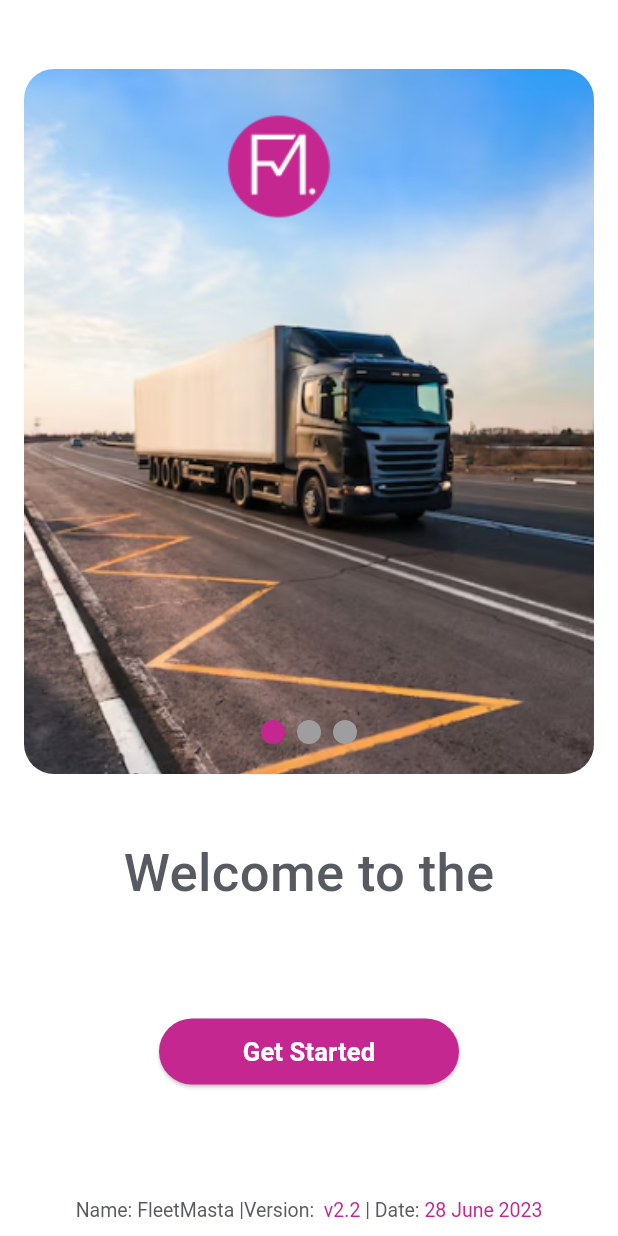
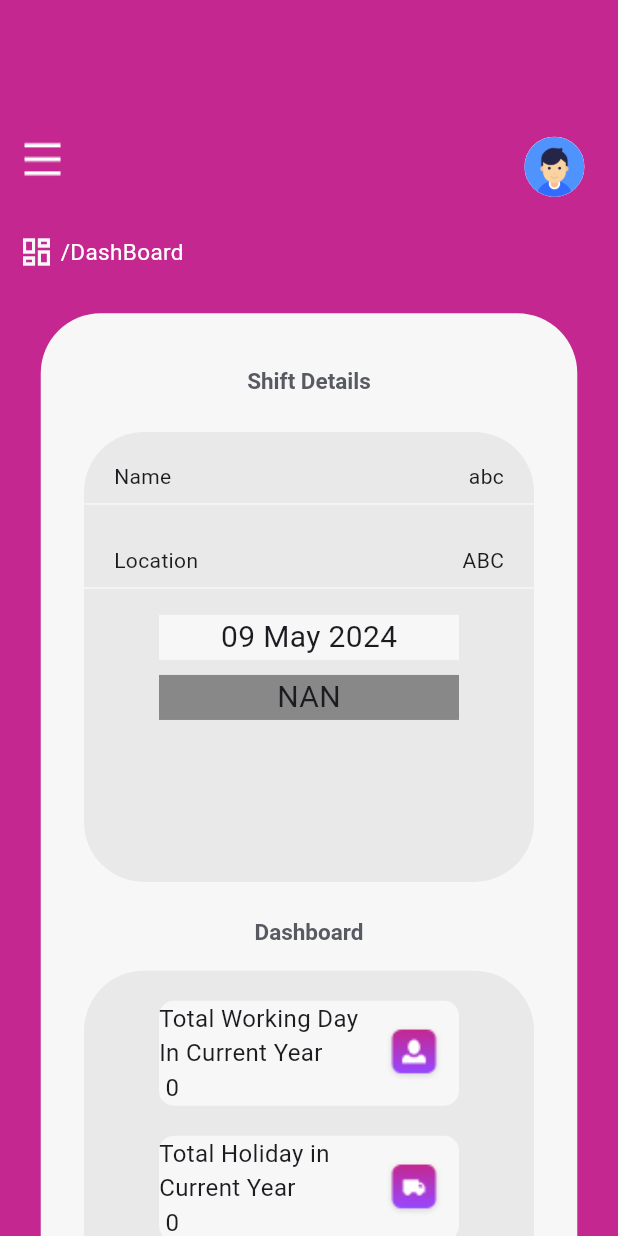
Before and after one commit to BEENISHASLAM/fleetMasta, a Flutter app: the screen it shows after launch, on a phone screen of 412 x 824 dp. Run offline on Flutter 3.47's test engine with Material 3 defaults, Android fonts, the phone set to English and light mode, and no system bars; our stand-ins replace get.

Commit message:
add dashboard Screen

```diff
--- a/lib/components/custom_dropdown.dart
+++ b/lib/components/custom_dropdown.dart
@@ -0,0 +1,17 @@
+import 'package:flutter/material.dart';
+
+class DrawerScreen extends StatefulWidget {
+  const DrawerScreen({super.key});
+
+  @override
+  State<DrawerScreen> createState() => _DrawerScreenState();
+}
+
+class _DrawerScreenState extends State<DrawerScreen> {
+  @override
+  Widget build(BuildContext context) {
+    return Scaffold(
+      body: Text("Drawer"),
+    );
+  }
+}
--- /dev/null
+++ b/lib/components/profilePictureComponenets.dart
@@ -0,0 +1,15 @@
+import 'package:flutter/material.dart';
+
+class profilePictureComponent extends StatelessWidget {
+  const profilePictureComponent({super.key});
+
+  @override
+  Widget build(BuildContext context) {
+    return  Padding(
+        padding: EdgeInsets.only(right: 10, top: 10),
+      child: CircleAvatar(
+      radius: 20, // Adjust the radius as needed
+      backgroundImage:AssetImage('assets/images/profilePicture.png'), // Replace with your image URL
+    )  );
+  }
+}
--- a/lib/const/colors.dart
+++ b/lib/const/colors.dart
@@ -10,6 +10,7 @@ class Appcolor {
   static Color bg = Color.fromRGBO(247, 247, 247, 1);
   static Color borderColor = Color.fromRGBO(255, 254, 254, 1);
   static Color lightBlack = Color.fromRGBO(88, 90, 97, 1);
+  static Color lightgrey =  Color(0xFFE9E9E9);
 
 
 
--- a/lib/const/custom_button.dart
+++ b/lib/const/custom_button.dart
@@ -27,8 +27,7 @@ class CustomButton extends StatelessWidget {
       child: ElevatedButton(
         onPressed: onPressed,
         style: ElevatedButton.styleFrom(
-          primary: color,
-          onPrimary: textColor,
+          foregroundColor: textColor, backgroundColor: color,
           shape: RoundedRectangleBorder(
             borderRadius: BorderRadius.circular(borderRadius),
           ),
--- a/lib/main.dart
+++ b/lib/main.dart
@@ -20,7 +20,7 @@ class MyApp extends StatelessWidget {
         useMaterial3: true,
       ),
       getPages: AppRouting.routes,
-      initialRoute: '/welcomeScreen',
+      initialRoute: '/dashBoardScreen',
     );
   }
 }
--- a/lib/routing/app_routing.dart
+++ b/lib/routing/app_routing.dart
@@ -3,6 +3,7 @@ import 'package:fleetmasta/screens/reset_password.dart';
 import 'package:fleetmasta/screens/welcome_screen.dart';
 import 'package:get/get_navigation/src/routes/get_route.dart';
 
+import '../screens/dashBoard.dart';
 import '../screens/forgot_password.dart';
 
 class AppRouting {
@@ -11,6 +12,7 @@ class AppRouting {
     GetPage(name: "/loginScreen", page:()=>LoginScreen(),),
     GetPage(name: "/forgotPassScreen", page:()=>ForgotPassScreen(),),
     GetPage(name: "/resetPassScreen", page:()=>ResetPassScreen(),),
+    GetPage(name: "/dashBoardScreen", page: ()=> dashBoardScreen()),
 
 
   ];
--- /dev/null
+++ b/lib/screens/dashBoard.dart
@@ -0,0 +1,376 @@
+import 'package:flutter/material.dart';
+import 'package:get/get.dart';
+
+import '../components/checkbox.dart';
+import '../components/custom_dropdown.dart';
+import '../components/custom_searchbar.dart';
+import '../components/profilePictureComponenets.dart';
+import '../const/colors.dart';
+import '../const/custom_button.dart';
+import '../const/custom_text.dart';
+
+
+class dashBoardScreen extends StatefulWidget {
+  const dashBoardScreen({super.key});
+
+  @override
+  State<dashBoardScreen> createState() => _dashBoardScreenState();
+}
+
+class _dashBoardScreenState extends State<dashBoardScreen> {
+  List<String> DashBoardCarImageList = ['assets/icons/icon_person.png','assets/icons/dashBoardCarIcon.png'];
+  List<String> DashBoardDiscriptionList = ["Total Working Day In Current Year ",  "Total Holiday in Current Year"];
+  @override
+  Widget build(BuildContext context) {
+    return  Scaffold(
+      body: LayoutBuilder(
+        builder: (context, constraints) {
+          double screenWidth = constraints.maxWidth;
+          double screenHeight = constraints.maxHeight;
+          double horizontalPadding = screenWidth * 0.03; // 5% of screen width
+          double verticalPadding = screenHeight * 0.01; // 2% of screen height
+
+          return Container(
+            width: double.infinity,
+            decoration: BoxDecoration(
+              color: Appcolor.purple,
+            ),
+            child: Column(
+              crossAxisAlignment: CrossAxisAlignment.center,
+              children: [
+                Padding(
+                  padding: EdgeInsets.fromLTRB(horizontalPadding, 40, horizontalPadding, horizontalPadding),
+                  child: Column(
+                    crossAxisAlignment: CrossAxisAlignment.center,
+                    children: [
+                      SizedBox(height: screenHeight * 0.05), // 5% of screen height
+                      Row(
+                          children: [
+                            Expanded(
+                              flex: 3,
+                              child: InkWell(
+                          onTap: () {
+          Navigator.pop(context);
+          },
+            child: Align(
+              alignment: Alignment.topLeft,
+              child: Image.asset('assets/images/Frame.png'),
+            ),
+
+          ),),
+                           Expanded(
+                             flex: 3,
+                             child:  InkWell(
+                              onTap: () {
+                                Navigator.pop(context);
+                              },
+                              child: Align(
+                                alignment: Alignment.topRight,
+                                child: profilePictureComponent()
+
+                              ),
+
+                            ),),
+
+                          ]),
+                      SizedBox(height: screenHeight * 0.03),
+                       Row(children: [
+                    Icon(Icons.dashboard_outlined, color: Appcolor.bg),
+                    SizedBox(height: screenHeight * 0.01), // 1% of screen height
+                    noraml(' /DashBoard'),
+                  ],)
+
+                    ],
+                  ),
+                ),
+                SizedBox(height: screenHeight * 0.02), // 3% of screen height
+                Expanded(
+                  child: Container(
+                    decoration: BoxDecoration(
+                      color: Appcolor.bg,
+                      borderRadius: BorderRadius.only(
+                        topLeft: Radius.circular(40),
+                        topRight: Radius.circular(40),
+                      ),
+                    ),
+                    child: SingleChildScrollView(
+                      child: Padding(
+                        padding: EdgeInsets.symmetric(horizontal: horizontalPadding),
+                        child: Column(
+                          children: [
+                            SizedBox(height: 20,),
+                            Padding(
+                              padding: EdgeInsets.all(verticalPadding),
+                              child: Container(
+                                child: Column(
+                                  crossAxisAlignment: CrossAxisAlignment.start,
+                                  children: [
+                                    Padding(
+                                      padding: EdgeInsets.all(verticalPadding),
+                                      child: RichText(
+                                        text: TextSpan(
+                                          children: [
+                                            TextSpan(
+                                              text: 'Shift Details',
+                                              style: TextStyle(
+                                                color: Appcolor.lightBlack,
+                                                fontSize: 15,
+                                                fontWeight: FontWeight.w700,
+                                              ),
+                                            ),
+
+                                          ],
+                                        ),
+                                      ),
+                                    )
+                                  ]
+                                ),
+                              ),
+                            ),
+                            Padding(
+                              padding: EdgeInsets.all(verticalPadding),
+                              child: Container(
+                                decoration: BoxDecoration(
+                                color: Appcolor.lightgrey,
+                                borderRadius: BorderRadius.only(
+                                  topLeft: Radius.circular(40),
+                                  topRight: Radius.circular(40),
+                                  bottomLeft: Radius.circular(40),
+                                  bottomRight: Radius.circular(40)
+                                ),),
+                                height: 300,
+                                width: 300,
+                                child: Column(
+                              //    crossAxisAlignment: CrossAxisAlignment.start,
+                                  children: [
+                                    Padding(
+                                    padding: EdgeInsets.only(left: 20, right: 20, top: 20),
+                                    child: Row(
+                                        children: [
+                                          Expanded(
+                                            flex: 3,
+                                            child: InkWell(
+                                              onTap: () {
+                                                Navigator.pop(context);
+                                              },
+                                              child: Align(
+                                                alignment: Alignment.topLeft,
+                                                child: Text("Name")
+                                              ),
+
+                                            ),),
+                                          Expanded(
+                                            flex: 3,
+                                            child:  InkWell(
+                                              onTap: () {
+                                                Navigator.pop(context);
+                                              },
+                                              child: Align(
+                                                  alignment: Alignment.topRight,
+                                                  child: Text("abc")
+
+                                              ),
+
+                                            ),),
+
+                                        ])),
+                                    Divider(color: Appcolor.bg),
+                                    Padding(
+                                        padding: EdgeInsets.only(left: 20, right: 20, top: 20),
+                                        child: Row(
+                                            children: [
+                                              Expanded(
+                                                flex: 3,
+                                                child: InkWell(
+                                                  onTap: () {
+                                                    Navigator.pop(context);
+                                                  },
+                                                  child: Align(
+                                                      alignment: Alignment.topLeft,
+                                                      child: Text("Location")
+                                                  ),
+
+                                                ),),
+                                              Expanded(
+                                                flex: 3,
+                                                child:  InkWell(
+                                                  onTap: () {
+                                                    Navigator.pop(context);
+                                                  },
+                                                  child: Align(
+                                                      alignment: Alignment.topRight,
+                                                      child: Text("ABC")
+
+                                                  ),
+
+                                                ),),
+
+                                            ])),
+                                    Divider(color: Appcolor.bg),
+                                    SizedBox(height: 10,),
+                                    Center(
+                                      child: Container(
+                                        height: 30,
+                                      width: 200,
+                                      color: Appcolor.bg,
+                                      child: Center(
+                                        child: Text("09 May 2024", style: TextStyle(
+                                          fontSize: 20
+                                        ),),
+                                    ),)),
+                                    SizedBox(height: 10,),
+                                    Center(
+                                        child: Container(
+                                          height: 30,
+                                          width: 200,
+                                          color: Appcolor.grey,
+                                          child: Center(
+                                            child: Text("NAN", style: TextStyle(
+                                                fontSize: 20
+                                            ),),
+                                          ),))
+                                  ],
+                                ),
+                              ),
+                            ),
+                            Padding(
+                              padding: EdgeInsets.all(verticalPadding),
+                              child: Container(
+                                child: Column(
+                                    crossAxisAlignment: CrossAxisAlignment.center,
+                                    children: [
+                                      Padding(
+                                        padding: EdgeInsets.all(verticalPadding),
+                                        child: RichText(
+                                          text: TextSpan(
+                                            children: [
+                                              TextSpan(
+                                                text: 'Dashboard',
+                                                style: TextStyle(
+                                                  color: Appcolor.lightBlack,
+                                                  fontSize: 15,
+                                                  fontWeight: FontWeight.w700,
+                                                ),
+                                              ),
+
+                                            ],
+                                          ),
+                                        ),
+                                      ),
+                                      Padding(
+                                        padding: EdgeInsets.all(verticalPadding),
+                                        child: Container(
+                                          decoration: BoxDecoration(
+                                            color: Appcolor.lightgrey,
+                                            borderRadius: BorderRadius.only(
+                                                topLeft: Radius.circular(40),
+                                                topRight: Radius.circular(40),
+                                                bottomLeft: Radius.circular(40),
+                                                bottomRight: Radius.circular(40)
+                                            ),),
+                                          height: 300,
+                                          width: 300,
+                                          child: Column(
+                                            //    crossAxisAlignment: CrossAxisAlignment.start,
+                                            children: [
+                                              SizedBox(height: 20,),
+                                              Center(
+                                                  child: Container(
+                                                    height: 70,
+                                                    width: 200,
+                                                    decoration: BoxDecoration(
+                                                      borderRadius: BorderRadius.only(
+                                                          topLeft: Radius.circular(10),
+                                                          topRight: Radius.circular(10),
+                                                          bottomLeft: Radius.circular(10),
+                                                          bottomRight: Radius.circular(10)
+                                                      ),
+                                                        color: Appcolor.bg
+                                                    ),
+
+                                                    child:
+
+                                                          Row( children:[
+                                                            Expanded(
+                                                              flex: 3,
+                                                              child: Text("Total Working Day In Current Year"+ "\n 0", style: TextStyle(
+                                                                fontSize: 16,
+                                                              )
+                                                              ),
+                                                            ),
+                                                            Expanded(
+                                                                flex: 1,
+                                                                child: Padding(
+                                                                  padding: EdgeInsets.only(right: 10),
+                                                                  child: Image.asset('assets/icons/icon_person.png',
+                                                                    fit: BoxFit.contain,
+                                                                  ),
+                                                                  // Replace with your image URL
+                                                                )  )
+                                                          ]))
+
+                                                    ),
+                                              SizedBox(height: 20,),
+                                              Center(
+                                                  child: Container(
+                                                      height: 70,
+                                                      width: 200,
+                                                      decoration: BoxDecoration(
+                                                          borderRadius: BorderRadius.only(
+                                                              topLeft: Radius.circular(10),
+                                                              topRight: Radius.circular(10),
+                                                              bottomLeft: Radius.circular(10),
+                                                              bottomRight: Radius.circular(10)
+                                                          ),
+                                                          color: Appcolor.bg
+                                                      ),
+
+                                                      child:
+
+                                                      Row( children:[
+                                                        Expanded(
+                                                          flex: 3,
+                                                          child: Text("Total Holiday in Current Year "+ "\n 0", style: TextStyle(
+                                                            fontSize: 16,
+                                                          )
+                                                          ),
+                                                        ),
+                                                        Expanded(
+                                                            flex: 1,
+                                                            child: Padding(
+                                                              padding: EdgeInsets.only(right: 10),
+                                                              child: Image.asset('assets/icons/dashBoardCarIcon.png',
+                                                                fit: BoxFit.contain,
+                                                              ),
+                                                              // Replace with your image URL
+                                                            )  )
+                                                      ]))
+
+                                              ),
+SizedBox(height: verticalPadding*0.3)
+
+                                            ],
+                                          ),
+                                        ),
+                                      ),
+                                    ]
+                                ),
+                              ),
+                            ),
+
+                          ],
+                        ),
+                      ),
+                    ),
+                  ),
+                ),
+              ],
+            ),
+          );
+        },
+      ),
+
+
+    );
+  }
+}
--- a/pubspec.yaml
+++ b/pubspec.yaml
@@ -63,6 +63,7 @@ flutter:
   # To add assets to your application, add an assets section, like this:
   assets:
     - assets/images/
+    - assets/icons/
   #   - images/a_dot_ham.jpeg
 
   # An image asset can refer to one or more resolution-specific "variants", see
```
Also changed, not shown: assets/icons/dashBoardCarIcon.png (added), assets/icons/icon_person.png (added), assets/images/profilePicture.jpeg (added), assets/images/profilePicture.png (added), pubspec.lock.
